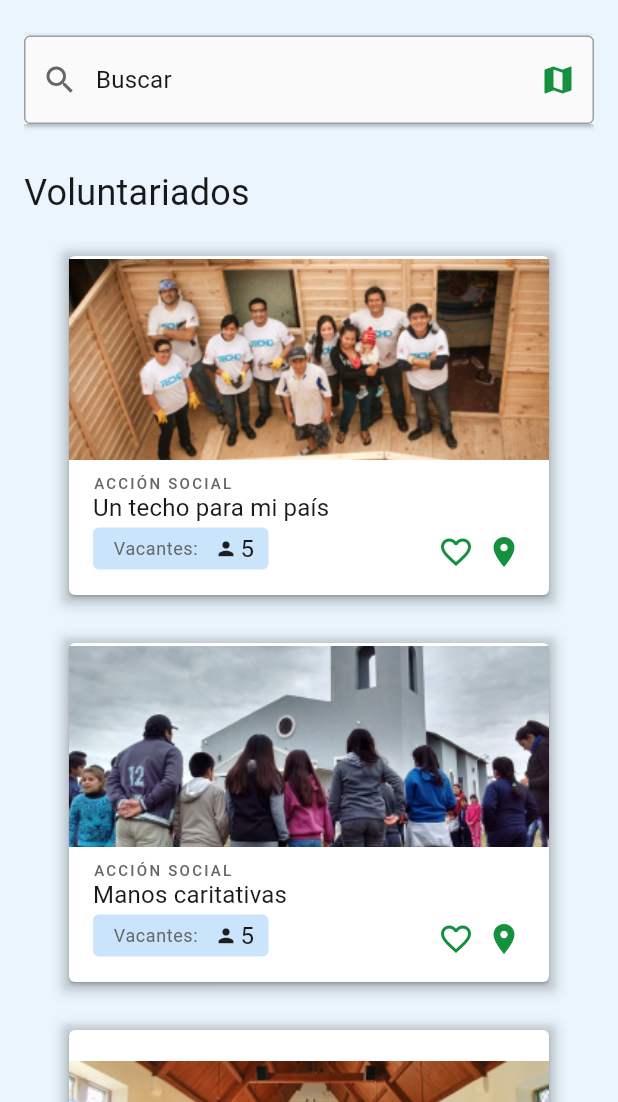
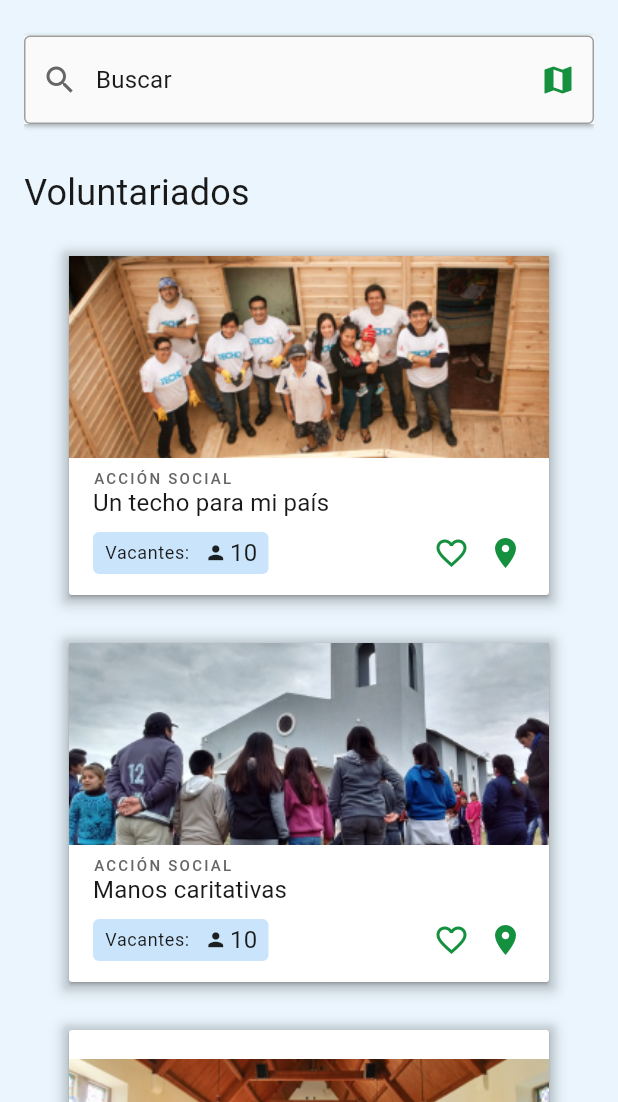
Before and after one commit to gprinc/flutter-tp-1c-2023, a Flutter app: the Home screen opened directly with empty values, on a phone screen of 412 x 824 dp, the part 134-1236 px from its top. Run offline on Flutter 3.47's test engine with Material 2 defaults, Android fonts, the phone set to English and light mode, and no system bars; our stand-ins replace firebase_analytics, firebase_core, go_router; missing offline and left inert: maps_launcher; accounts and stored records are empty; statements that could not run were skipped.

Commit message:
search empty and images/cards improvements

```diff
--- /dev/null
+++ b/lib/atoms/icons/vol_location.dart
@@ -0,0 +1,26 @@
+import 'package:flutter/material.dart';
+import 'package:go_router/go_router.dart';
+import 'package:dam_1c_2023/tokens/token_colors.dart';
+
+class VolLocation extends StatefulWidget {
+  VoidCallback callback;
+  VolLocation(this.callback, {super.key});
+
+  @override
+  State<VolLocation> createState() => _VolLocationIconState();
+}
+
+class _VolLocationIconState extends State<VolLocation> {
+  final IconData _icon = Icons.location_on;
+  final Color _color = primary;
+
+  @override
+  Widget build(BuildContext context) {
+    return IconButton(
+        icon: Icon(
+          _icon,
+          color: _color,
+        ),
+        onPressed: () => widget.callback);
+  }
+}
--- a/lib/atoms/logos.dart
+++ b/lib/atoms/logos.dart
@@ -15,24 +15,17 @@ Image rectangularLogo = Image.asset(
 
 Image volunteering = Image.asset(
   'assets/voluntariado.png',
-  height: 138,
-  width: 328,
 );
 
 Image manos = Image.asset(
   'assets/manos.png',
-  height: 138,
-  width: 328,
 );
 
 Image iglesia = Image.asset(
   'assets/iglesia.png',
-  height: 138,
-  width: 328,
 );
 
 Image news = Image.asset(
   'assets/novedades.png',
   height: 156,
-  width: 118,
 );
--- a/lib/cells/cards.dart
+++ b/lib/cells/cards.dart
@@ -3,7 +3,10 @@ import 'package:dam_1c_2023/tokens/token_fonts.dart';
 import 'package:dam_1c_2023/tokens/token_shadows.dart';
 import 'package:flutter/material.dart';
 
+import '../atoms/icons/vol_location.dart';
 import '../molecules/components.dart';
+import 'package:maps_launcher/maps_launcher.dart';
+import 'package:url_launcher/url_launcher.dart';
 
 class VolunteeringCard extends StatelessWidget {
   final String title;
@@ -22,20 +25,19 @@ class VolunteeringCard extends StatelessWidget {
       width: 328,
       decoration: cardShadow,
       child: Card(
+        shape: RoundedRectangleBorder(
+          borderRadius: BorderRadius.circular(2),
+        ),
         child: Column(
           children: [
-            Image.asset(
-              imageName,
-              height: 138,
-              width: 328,
+            SizedBox(
+              height: 135,
+              child: Image.asset(
+                imageName,
+              ),
             ),
             Padding(
-              padding: const EdgeInsets.only(
-                top: 8,
-                bottom: 16,
-                left: 16,
-                right: 18,
-              ),
+              padding: const EdgeInsets.only(top: 8, left: 16),
               child: Column(
                 crossAxisAlignment: CrossAxisAlignment.start,
                 children: [
@@ -47,27 +49,58 @@ class VolunteeringCard extends StatelessWidget {
                     title,
                     style: subtitle01,
                   ),
-                  const SizedBox(height: 4),
                   Row(
-                    crossAxisAlignment: CrossAxisAlignment.end,
+                    crossAxisAlignment: CrossAxisAlignment.center,
                     children: [
-                      Vacancies(counter: 5),
-                      const Spacer(),
+                      Padding(
+                        padding: const EdgeInsets.only(right: 110),
+                        child: Vacancies(counter: 10),
+                      ),
                       const Icon(
                         Icons.favorite_border,
                         color: primary,
                       ),
-                      const SizedBox(width: 8),
-                      const Icon(
-                        Icons.location_on,
-                        color: primary,
-                      ),
+                      VolLocation(() {
+                        MapsLauncher.launchQuery('Palmar 6841');
+                        //openMap('Palmar 6841');
+                      })
                     ],
                   ),
                 ],
               ),
             ),
           ],
+        ),
+      ),
+    );
+  }
+}
+
+// Future<void> openMap(String location) async {
+//   String googleUrl =
+//       'https://www.google.com/maps/search/?api=1&query=$location';
+//   final Uri _url = Uri.parse(googleUrl);
+//   if (await canLaunchUrl(_url) != null) {
+//     await canLaunchUrl(_url);
+//   } else {
+//     throw 'Could not open the map.';
+//   }
+// }
+
+class EmptyVolunteeringCard extends StatelessWidget {
+  const EmptyVolunteeringCard({super.key});
+
+  @override
+  Widget build(BuildContext context) {
+    return Container(
+      color: neutralBg,
+      height: 108,
+      child: const Align(
+        alignment: Alignment.center,
+        child: Text(
+          'No hay voluntariados vigentes para tu búsqueda.',
+          style: subtitle01,
+          textAlign: TextAlign.center,
         ),
       ),
     );
--- a/lib/molecules/components.dart
+++ b/lib/molecules/components.dart
@@ -8,17 +8,17 @@ class Vacancies extends StatelessWidget {
 
   @override
   Widget build(BuildContext context) {
-    return Row(
-      children: [
-        Container(
+    return Container(
         width: 117,
         height: 28,
         decoration: BoxDecoration(
           color: const Color(0xFFCAE5FB),
           borderRadius: BorderRadius.circular(4),
         ),
+        child: Align(
+          alignment: Alignment.center,
           child: Row(
-            mainAxisAlignment: MainAxisAlignment.center,
+            mainAxisAlignment: MainAxisAlignment.start,
             crossAxisAlignment: CrossAxisAlignment.center,
             children: [
               const Padding(
@@ -29,7 +29,7 @@ class Vacancies extends StatelessWidget {
                 ),
               ),
               const Padding(
-                padding: EdgeInsets.only(left: 11.33, right: 2),
+                padding: EdgeInsets.only(left: 10, right: 2),
                 child: Icon(
                   Icons.person,
                   size: 15,
@@ -43,8 +43,6 @@ class Vacancies extends StatelessWidget {
                   )),
             ],
           ),
-        ),
-      ],
-    );
+        ));
   }
 }
--- a/lib/molecules/inputs.dart
+++ b/lib/molecules/inputs.dart
@@ -337,7 +337,7 @@ class _SearchInputState extends State<SearchInput> {
           searchBarShadow,
         ],
       ),
-      child: TextFormField(
+      child: TextField(
           onChanged: (value) {
             widget.search(value);
           },
--- a/lib/pages/home.dart
+++ b/lib/pages/home.dart
@@ -171,7 +171,9 @@ class HomeState extends State<Home> {
                                                           'Voluntariados',
                                                           style: headLine01,
                                                         ),
-                                                      ))
+                                                      )),
+                                                  if (_foundCards.isEmpty)
+                                                    const EmptyVolunteeringCard()
                                                 ],
                                               );
                                             }
--- a/lib/tokens/token_fonts.dart
+++ b/lib/tokens/token_fonts.dart
@@ -53,7 +53,7 @@ const TextStyle body02 = TextStyle(
   fontSize: 12,
   //height: 16,
   letterSpacing: 0.4,
-  color: btnSecondary,
+  color: lbl,
 );
 
 TextStyle btnModif(Color givenColor) {
```
Lines whose indentation alone changed are shown as unchanged.
